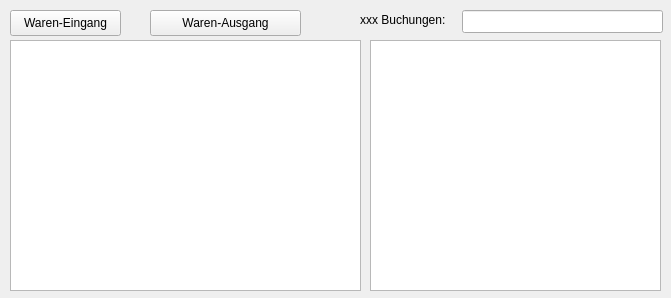
First picture: the form in form_lager.ui, repository 15831944/CBrain, before the edit.
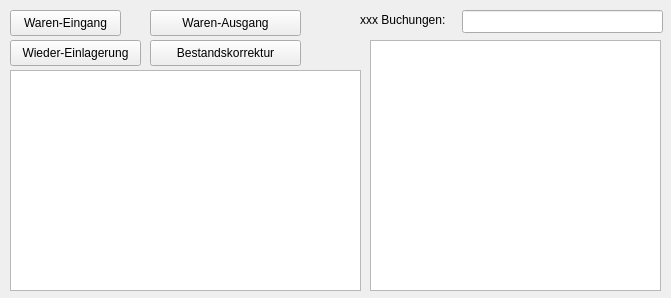
Second picture: the form after the edit.

Commit message: modul lager wieder-einlagerung

Diff of the .ui file:
```diff
--- a/form_lager.ui
+++ b/form_lager.ui
@@ -40,9 +40,9 @@
    <property name="geometry">
     <rect>
      <x>10</x>
-     <y>40</y>
+     <y>70</y>
      <width>351</width>
-     <height>251</height>
+     <height>221</height>
     </rect>
    </property>
    <property name="dragEnabled">
@@ -94,6 +94,32 @@
     <bool>true</bool>
    </property>
   </widget>
+  <widget class="QPushButton" name="pushButton_inagain">
+   <property name="geometry">
+    <rect>
+     <x>10</x>
+     <y>40</y>
+     <width>131</width>
+     <height>26</height>
+    </rect>
+   </property>
+   <property name="text">
+    <string>Wieder-Einlagerung</string>
+   </property>
+  </widget>
+  <widget class="QPushButton" name="pushButton_korrektur">
+   <property name="geometry">
+    <rect>
+     <x>150</x>
+     <y>40</y>
+     <width>151</width>
+     <height>26</height>
+    </rect>
+   </property>
+   <property name="text">
+    <string>Bestandskorrektur</string>
+   </property>
+  </widget>
  </widget>
  <resources/>
  <connections/>
```
The commit also changes 6 other files.
